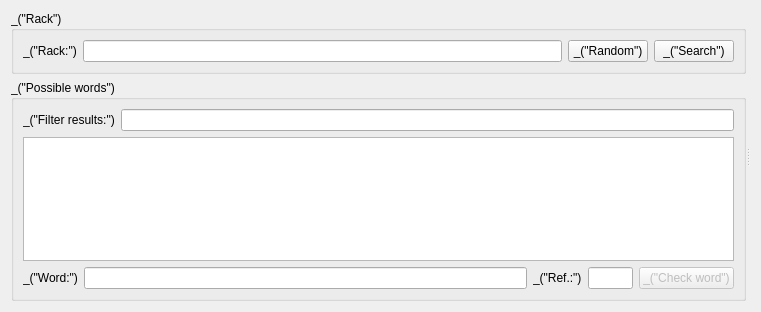
Qt form qt/ui/arbitration_widget.ui (cjlano/eliot) before a commit.
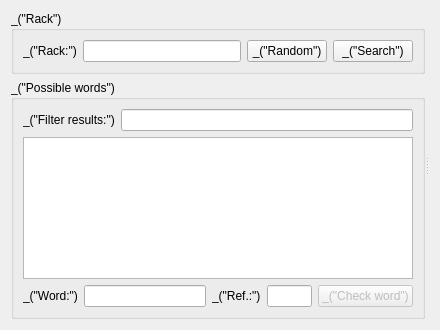
The same form after that commit.

Diff of the .ui file:
```diff
--- a/qt/ui/arbitration_widget.ui
+++ b/qt/ui/arbitration_widget.ui
@@ -6,8 +6,8 @@
    <rect>
     <x>0</x>
     <y>0</y>
-    <width>761</width>
-    <height>312</height>
+    <width>440</width>
+    <height>330</height>
    </rect>
   </property>
   <layout class="QVBoxLayout" name="verticalLayout_7">
```
Left out of the diff: 15 changed lines with no effect on the pictures.
